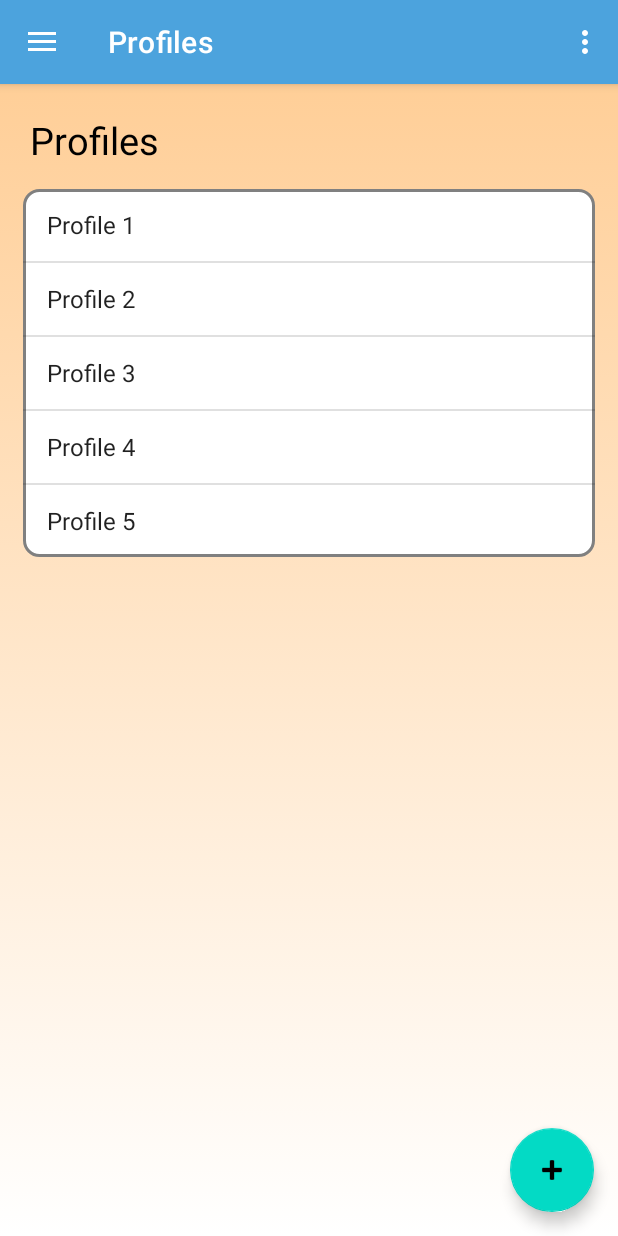
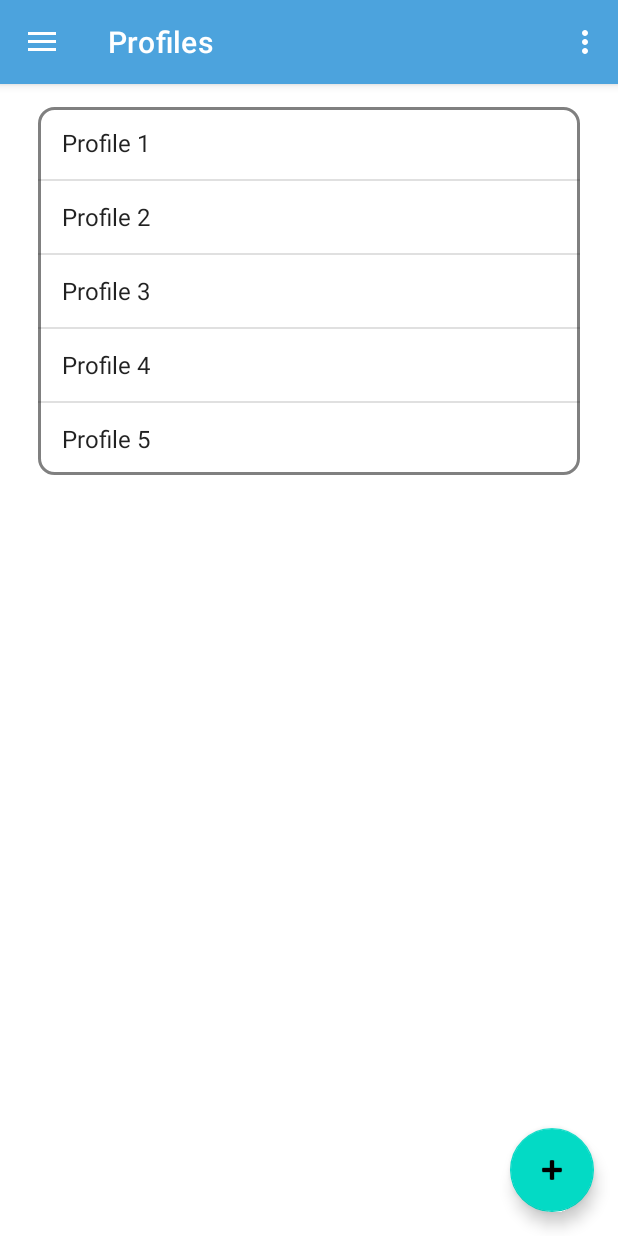
Before and after one commit to LeoBueno15/AllergyAlert, an Android app: the screen it shows after launch (MainActivity), on a phone screen of 412 x 824 dp. Run offline under Robolectric (Android 15) with nearby library versions, the phone set to English and light mode, and no system bars; our stand-ins replace Firebase (no records; nobody signed in at launch, a user with empty details on screens opened directly), navigation-ui.

Commit message:
Finalizing UI - changing status bar, small changes in diff UI

```diff
--- a/app/src/main/AndroidManifest.xml
+++ b/app/src/main/AndroidManifest.xml
@@ -32,10 +32,12 @@
             android:exported="true" />
         <activity
             android:name=".ui.profiles.AddProfile"
-            android:exported="true" />
+            android:exported="true"
+            android:theme="@style/Theme.AllergyAlert"/>
         <activity
             android:name=".ui.profiles.ProfilesView"
-            android:exported="true" />
+            android:exported="true"
+            android:theme="@style/Theme.AllergyAlert"/>
         <activity
             android:name=".MainActivity"
             android:exported="true"
--- a/app/src/main/java/com/example/allergyalert/ui/profiles/HomeFragment.kt
+++ b/app/src/main/java/com/example/allergyalert/ui/profiles/HomeFragment.kt
@@ -40,10 +40,10 @@ class HomeFragment : Fragment() {
         _binding = FragmentHomeBinding.inflate(inflater, container, false)
         val root: View = binding.root
 
-        val textView: TextView = binding.textHome
+       /* val textView: TextView = binding.textHome
         homeViewModel.text.observe(viewLifecycleOwner, Observer {
             textView.text = it
-        })
+        })*/
 
         profileList = binding.profilesListView
         val profileArray: ArrayList<String> = ArrayList()
--- a/app/src/main/java/com/example/allergyalert/ui/profiles/ProfilesView.kt
+++ b/app/src/main/java/com/example/allergyalert/ui/profiles/ProfilesView.kt
@@ -54,7 +54,7 @@ class ProfilesView : AppCompatActivity() {
                 data.setText(profile_data[i].toString())
             }
 
-            editButton = findViewById(R.id.save_profile)
+            editButton = findViewById(R.id.edit_profile)
             cancelButton = findViewById(R.id.cancel_profile)
 
             editButton.setOnClickListener {
--- a/app/src/main/res/drawable/background_1.xml
+++ b/app/src/main/res/drawable/background_1.xml
@@ -3,6 +3,6 @@
     <gradient
         android:angle="90"
         android:startColor="#FFFFFF"
-        android:endColor="#FFCB90"
+        android:endColor="#FFFFFF"
         />
 </shape>
--- a/app/src/main/res/drawable/background_2.xml
+++ b/app/src/main/res/drawable/background_2.xml
@@ -3,6 +3,6 @@
     <gradient
         android:angle="90"
         android:startColor="#FFFFFF"
-        android:endColor="#FFCB90"
+        android:endColor="#FFFFFF"
         />
 </shape>
--- a/app/src/main/res/drawable/background_3.xml
+++ b/app/src/main/res/drawable/background_3.xml
@@ -3,6 +3,6 @@
     <gradient
         android:angle="-180"
         android:startColor="#FFFFFF"
-        android:endColor="#FFCB90"
+        android:endColor="#FFFFFF"
         />
 </shape>
--- a/app/src/main/res/drawable/background_4.xml
+++ b/app/src/main/res/drawable/background_4.xml
@@ -2,7 +2,7 @@
 <shape xmlns:android="http://schemas.android.com/apk/res/android">
     <gradient
         android:angle="90"
-        android:startColor="#FFCB90"
+        android:startColor="#FFFFFF"
         android:endColor="#FFFF"
         />
 </shape>
--- a/app/src/main/res/drawable/background_5.xml
+++ b/app/src/main/res/drawable/background_5.xml
@@ -3,6 +3,6 @@
     <gradient
         android:angle="90"
         android:startColor="#FFFF"
-        android:endColor="#FFCB90"
+        android:endColor="#FFFFFF"
         />
 </shape>
--- a/app/src/main/res/layout/activity_profiles_view.xml
+++ b/app/src/main/res/layout/activity_profiles_view.xml
@@ -5,10 +5,10 @@
     android:layout_height="match_parent"
     android:orientation="vertical"
     android:backgroundTint="@color/blue"
+    style="@style/GeneralTheme"
     >
 
     <ScrollView
-        style="@style/FontTheme"
         android:layout_width="match_parent"
         android:layout_height="match_parent"
         android:fillViewport="true">
@@ -110,7 +110,7 @@
             </LinearLayout>
 
             <LinearLayout
-                style="@style/FontTheme"
+                style="@style/GeneralTheme"
                 android:layout_width="match_parent"
                 android:layout_height="51dp"
                 android:orientation="horizontal"
@@ -228,7 +228,7 @@
                 android:orientation="horizontal">
 
                 <Button
-                    android:id="@+id/save_profile"
+                    android:id="@+id/edit_profile"
                     android:layout_width="70dp"
                     android:layout_height="50dp"
                     android:layout_marginHorizontal="10dp"
--- a/app/src/main/res/layout/activity_search_product.xml
+++ b/app/src/main/res/layout/activity_search_product.xml
@@ -40,6 +40,7 @@
         android:layout_width="fill_parent"
         android:layout_height="wrap_content"
         android:text="@string/home_button"
+        android:backgroundTint="@color/blue"
         android:layout_margin="10dp"
         android:layout_weight="0"/>
 
--- a/app/src/main/res/layout/fragment_home.xml
+++ b/app/src/main/res/layout/fragment_home.xml
@@ -6,29 +6,13 @@
     android:layout_height="match_parent"
     tools:context=".ui.profiles.HomeFragment">
 
-    <TextView
-        android:id="@+id/text_home"
-        android:layout_width="match_parent"
-        android:layout_height="wrap_content"
-        app:layout_constraintBottom_toBottomOf="parent"
-        app:layout_constraintEnd_toEndOf="parent"
-        app:layout_constraintStart_toStartOf="parent"/>
-
-    <TextView
-        android:id="@+id/profile_view_header"
-        android:layout_width="match_parent"
-        android:layout_height="wrap_content"
-        android:layout_margin="20dp"
-        android:text="@string/profile_view_header_text"
-        android:textColor="@color/black"
-        android:textSize="25sp"
-        app:layout_constraintTop_toTopOf="parent" />
 
     <LinearLayout
         android:layout_width="match_parent"
         android:layout_height="wrap_content"
         android:orientation="vertical"
-        app:layout_constraintTop_toBottomOf="@+id/profile_view_header">
+        android:layout_margin="10dp"
+        tools:ignore="MissingConstraints">
 
         <ListView
             android:id="@+id/profiles_list_view"
--- a/app/src/main/res/values-night/themes.xml
+++ b/app/src/main/res/values-night/themes.xml
@@ -10,7 +10,7 @@
         <item name="colorSecondaryVariant">@color/teal_200</item>
         <item name="colorOnSecondary">@color/black</item>
         <!-- Status bar color. -->
-        <item name="android:statusBarColor" tools:targetApi="l">?attr/colorPrimaryVariant</item>
+        <item name="android:statusBarColor">@color/blue</item>
         <!-- Customize your theme here. -->
     </style>
 </resources>
--- a/app/src/main/res/values/styles.xml
+++ b/app/src/main/res/values/styles.xml
@@ -1,7 +1,7 @@
 <?xml version="1.0" encoding="utf-8"?>
 <resources>
-    <style name="FontTheme" parent="Theme.AppCompat.Light.NoActionBar">
-        <item name="android:fontFamily">serif</item>
-        <item name="android:textColor">@color/blue</item>
+    <style name="GeneralTheme" parent="Theme.AppCompat.Light.NoActionBar">
+
+
     </style>
 </resources>
--- a/app/src/main/res/values/themes.xml
+++ b/app/src/main/res/values/themes.xml
@@ -2,20 +2,21 @@
     <!-- Base application theme. -->
     <style name="Theme.AllergyAlert" parent="Theme.MaterialComponents.DayNight.DarkActionBar">
         <!-- Primary brand color. -->
-        <item name="colorPrimary">@color/teal</item>
+        <item name="colorPrimary">@color/blue</item>
         <item name="colorPrimaryVariant">@color/orange</item>
         <item name="colorOnPrimary">@color/white</item>
         <!-- Secondary brand color. -->
         <item name="colorSecondary">@color/teal_200</item>
         <item name="colorOnSecondary">@color/black</item>
         <!-- Status bar color. -->
-        <item name="android:statusBarColor" tools:targetApi="l">?attr/colorPrimaryVariant</item>
+        <item name="android:statusBarColor">@color/blue</item>
         <!-- Customize your theme here. -->
     </style>
 
     <style name="Theme.AllergyAlert.NoActionBar">
         <item name="windowActionBar">false</item>
         <item name="windowNoTitle">true</item>
+        <item name="android:statusBarColor">@color/blue</item>
     </style>
 
     <style name="Theme.AllergyAlert.AppBarOverlay" parent="ThemeOverlay.AppCompat.Dark.ActionBar" />
```
Also changed, not shown: app/src/main/java/com/example/allergyalert/ui/profiles/AddProfile.kt (+12 -22 lines), app/src/main/res/layout/activity_add_profile.xml (+26 -40 lines), app/src/main/res/layout/activity_product_information.xml (+28 -30 lines), app/src/main/res/layout/activity_scan_product.xml (+0 -14 lines), app/src/main/res/layout/fragment_check_product.xml (+0 -12 lines), app/src/main/res/values/strings.xml (+4 -4 lines).
